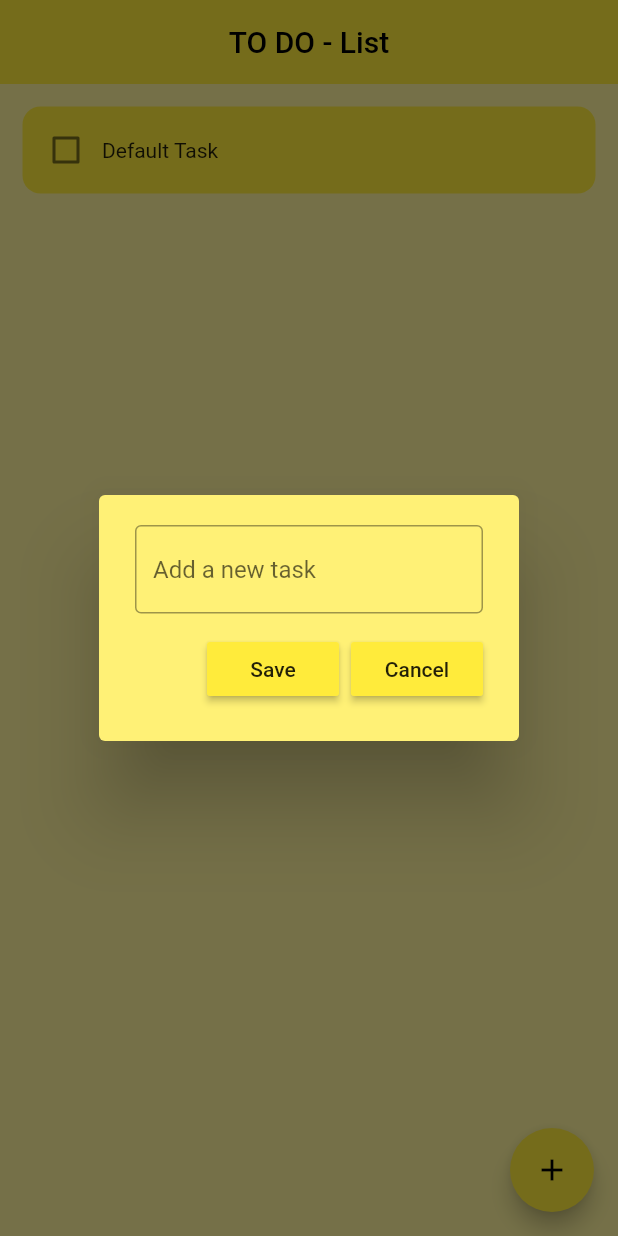
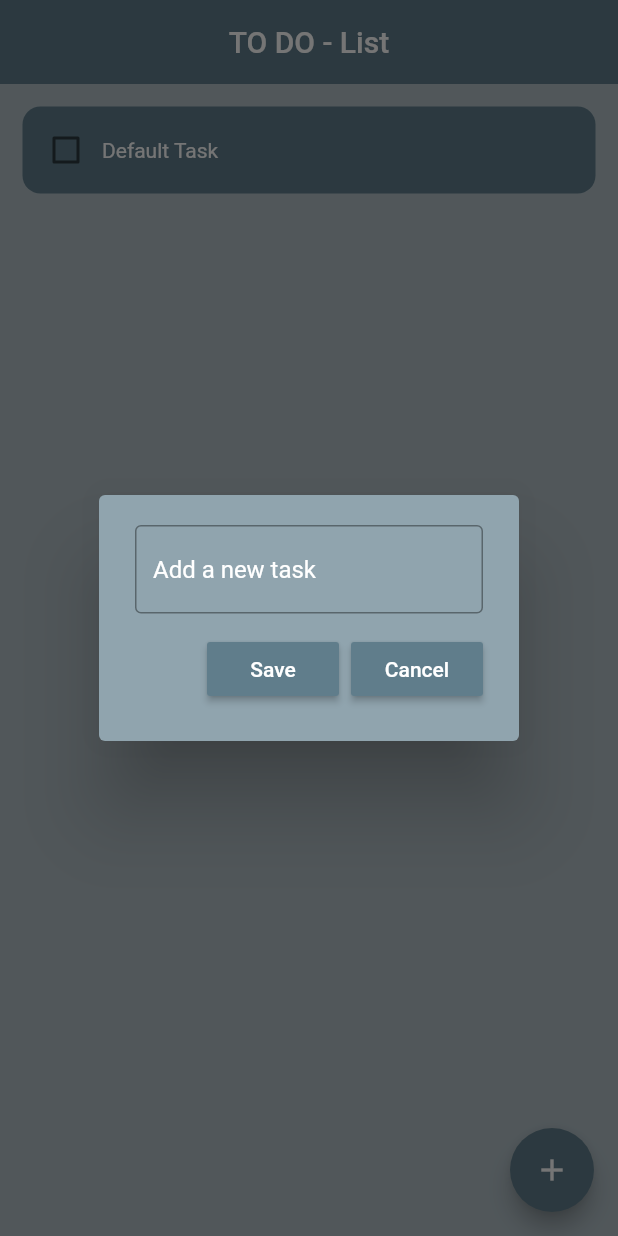
Before and after one commit to franciscooq/Flutter_ToDo, a Flutter app: the screen it shows after launch, after a tap on the "add" icon, on a phone screen of 412 x 824 dp. Run offline on Flutter 3.47's test engine with Material 2 defaults, Android fonts, the phone set to English and light mode, and no system bars; drawn by our look-alikes of flutter_slidable; our stand-ins replace hive_flutter; accounts and stored records are empty.

Commit message:
Modify Colors

```diff
--- a/flutter_todo/lib/main.dart
+++ b/flutter_todo/lib/main.dart
@@ -22,7 +22,7 @@ class MyApp extends StatelessWidget {
       debugShowCheckedModeBanner: false,
       title: 'Flutter ToDo - Mitch',
       theme: ThemeData(
-        primarySwatch: Colors.yellow,
+        primarySwatch: Colors.blueGrey,
       ),
       home: HomePage(),
     );
--- a/flutter_todo/lib/pages/home_page.dart
+++ b/flutter_todo/lib/pages/home_page.dart
@@ -80,7 +80,7 @@ class _HomePageState extends State<HomePage> {
   @override
   Widget build(BuildContext context) {
     return Scaffold(
-      backgroundColor: Colors.yellow[200],
+      backgroundColor: Colors.blueGrey[200],
       appBar: AppBar(
         title: const Text('TO DO - List'),
         elevation: 0,
--- a/flutter_todo/lib/utils/dialog_box.dart
+++ b/flutter_todo/lib/utils/dialog_box.dart
@@ -16,7 +16,7 @@ class DialogBox extends StatelessWidget {
   @override
   Widget build(BuildContext context) {
     return AlertDialog(
-      backgroundColor: Colors.yellow[300],
+      backgroundColor: Colors.blueGrey[300],
       content: Container(
         height: 120,
         child: Column(
@@ -25,9 +25,12 @@ class DialogBox extends StatelessWidget {
           children: [
             TextField(
               controller: controller,
-              decoration: InputDecoration(
+              decoration: const InputDecoration(
                 border: OutlineInputBorder(),
                 hintText: "Add a new task",
+                hintStyle: TextStyle(
+                  color: Colors.white,
+                ),
               ),
             ),
             Row(
--- a/flutter_todo/lib/utils/my_button.dart
+++ b/flutter_todo/lib/utils/my_button.dart
@@ -15,7 +15,12 @@ class MyButton extends StatelessWidget {
     return MaterialButton(
       onPressed: onPressed,
       color: Theme.of(context).primaryColor,
-      child: Text(text),
+      child: Text(
+        text,
+        style: TextStyle(
+          color: Colors.white,
+        ),
+      ),
     );
   }
 }
--- a/flutter_todo/lib/utils/todo_tile.dart
+++ b/flutter_todo/lib/utils/todo_tile.dart
@@ -46,15 +46,17 @@ class ToDoTile extends StatelessWidget {
                 child: Text(
                   taskName,
                   style: TextStyle(
-                      decoration: taskCompleted
-                          ? TextDecoration.lineThrough
-                          : TextDecoration.none),
+                    decoration: taskCompleted
+                        ? TextDecoration.lineThrough
+                        : TextDecoration.none,
+                    color: Colors.white,
+                  ),
                 ),
               ),
             ],
           ),
           decoration: BoxDecoration(
-            color: Colors.yellow,
+            color: Colors.blueGrey,
             borderRadius: BorderRadius.circular(12),
           ),
         ),
```
